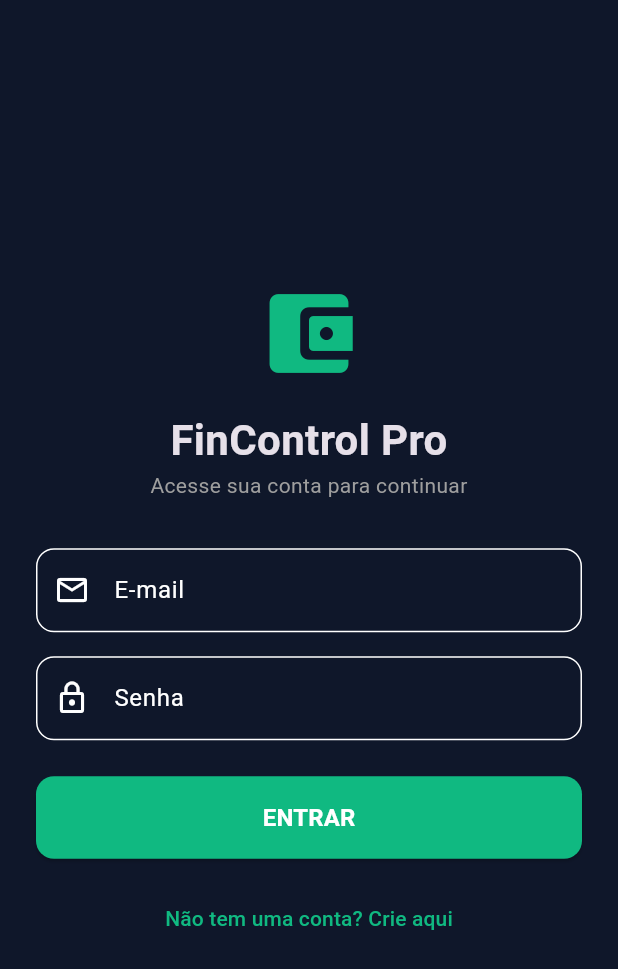
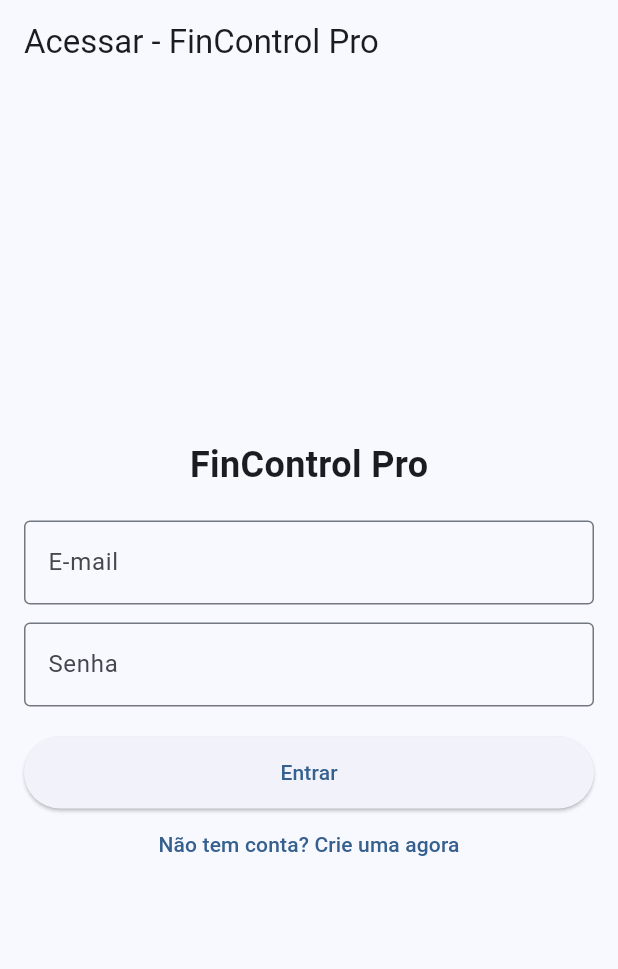
Before and after one commit to gabrielsantos2014626-prog/fincontrol-pro, a Flutter app: the screen it shows after launch, on a phone screen of 412 x 824 dp. Shown: the top 969 px of the screen. Run offline on Flutter 3.47's test engine with Material 3 defaults, Android fonts, the phone set to English and light mode, and no system bars; our stand-ins replace firebase_auth, firebase_core; accounts and stored records are empty.

Commit message:
Update main.dart

```diff
--- a/lib/main.dart
+++ b/lib/main.dart
@@ -1,7 +1,7 @@
 import 'dart:math';
 import 'package:flutter/material.dart';
 import 'package:firebase_core/firebase_core.dart';
-
+import 'package:firebase_auth/firebase_auth.dart';
 void main() async {
   WidgetsFlutterBinding.ensureInitialized();
 
@@ -16,7 +16,7 @@ void main() async {
     ),
   );
 
-  runApp(const FinApp());
+  runApp(const FinControlAuthApp());
 }
 
 // Global User State
@@ -1754,3 +1754,166 @@ class _MiniCard extends StatelessWidget {
     );
   }
 }
+
+import 'package:firebase_auth/firebase_auth.dart';
+
+class FinControlAuthApp extends StatelessWidget {
+  const FinControlAuthApp({super.key});
+
+  @override
+  Widget build(BuildContext context) {
+    return MaterialApp(
+      title: 'FinControl Pro',
+      debugShowCheckedModeBanner: false,
+      theme: ThemeData(
+        colorScheme: ColorScheme.fromSeed(seedColor: Colors.blue),
+        useMaterial3: true,
+      ),
+      home: const AuthGate(),
+    );
+  }
+}
+
+class AuthGate extends StatelessWidget {
+  const AuthGate({super.key});
+
+  @override
+  Widget build(BuildContext context) {
+    return StreamBuilder<User?>(
+      stream: FirebaseAuth.instance.authStateChanges(),
+      builder: (context, snapshot) {
+        // Enquanto carrega o status do Firebase
+        if (snapshot.connectionState == ConnectionState.waiting) {
+          return const Scaffold(
+            body: Center(child: CircularProgressIndicator()),
+          );
+        }
+
+        // Se o usuário estiver autenticado de verdade no Firebase, abre o seu app normal (FinApp)
+        if (snapshot.hasData) {
+          return const FinApp();
+        }
+
+        // Caso contrário, obriga a mostrar a tela de Login/Cadastro segura
+        return const FirebaseLoginScreen();
+      },
+    );
+  }
+}
+
+// Tela de autenticação real integrada ao Firebase Auth
+class FirebaseLoginScreen extends StatefulWidget {
+  const FirebaseLoginScreen({super.key});
+
+  @override
+  State<FirebaseLoginScreen> createState() => _FirebaseLoginScreenState();
+}
+
+class _FirebaseLoginScreenState extends State<FirebaseLoginScreen> {
+  final _emailController = TextEditingController();
+  final _passwordController = TextEditingController();
+  bool _isRegistering = false;
+  String _errorMessage = '';
+  bool _isLoading = false;
+
+  Future<void> _submit() async {
+    setState(() {
+      _isLoading = true;
+      _errorMessage = '';
+    });
+
+    try {
+      if (_isRegistering) {
+        // Cria a conta de verdade no Firebase Auth
+        await FirebaseAuth.instance.createUserWithEmailAndPassword(
+          email: _emailController.text.trim(),
+          password: _passwordController.text.trim(),
+        );
+      } else {
+        // Faz o login validando e-mail e senha no Firebase
+        await FirebaseAuth.instance.signInWithEmailAndPassword(
+          email: _emailController.text.trim(),
+          password: _passwordController.text.trim(),
+        );
+      }
+    } catch (e) {
+      setState(() {
+        _errorMessage = e.toString();
+      });
+    } finally {
+      setState(() {
+        _isLoading = false;
+      });
+    }
+  }
+
+  @override
+  Widget build(BuildContext context) {
+    return Scaffold(
+      appBar: AppBar(
+        title: Text(_isRegistering ? 'Criar Conta - FinControl Pro' : 'Acessar - FinControl Pro'),
+      ),
+      body: Padding(
+        padding: const EdgeInsets.all(16.0),
+        child: Center(
+          child: ConstrainedBox(
+            constraints: const BoxConstraints(maxWidth: 400),
+            child: Column(
+              mainAxisAlignment: MainAxisAlignment.center,
+              children: [
+                const Text(
+                  'FinControl Pro',
+                  style: TextStyle(fontSize: 24, fontWeight: FontWeight.bold),
+                ),
+                const SizedBox(height: 20),
+                TextField(
+                  controller: _emailController,
+                  decoration: const InputDecoration(
+                    labelText: 'E-mail',
+                    border: OutlineInputBorder(),
+                  ),
+                  keyboardType: TextInputType.emailAddress,
+                ),
+                const SizedBox(height: 12),
+                TextField(
+                  controller: _passwordController,
+                  decoration: const InputDecoration(
+                    labelText: 'Senha',
+                    border: OutlineInputBorder(),
+                  ),
+                  obscureText: true,
+                ),
+                const SizedBox(height: 20),
+                if (_errorMessage.isNotEmpty)
+                  Padding(
+                    padding: const EdgeInsets.only(bottom: 12),
+                    child: Text(
+                      _errorMessage,
+                      style: const TextStyle(color: Colors.red, fontSize: 13),
+                      textAlign: TextAlign.center,
+                    ),
+                  ),
+                SizedBox(
+                  width: double.infinity,
+                  height: 48,
+                  child: ElevatedButton(
+                    onPressed: _isLoading ? null : _submit,
+                    child: _isLoading
+                        ? const CircularProgressIndicator()
+                        : Text(_isRegistering ? 'Cadastrar Conta' : 'Entrar'),
+                  ),
+                ),
+                TextButton(
+                  onPressed: () => setState(() => _isRegistering = !_isRegistering),
+                  child: Text(_isRegistering
+                      ? 'Já tem uma conta? Faça login'
+                      : 'Não tem conta? Crie uma agora'),
+                ),
+              ],
+            ),
+          ),
+        ),
+      ),
+    );
+  }
+}
```
